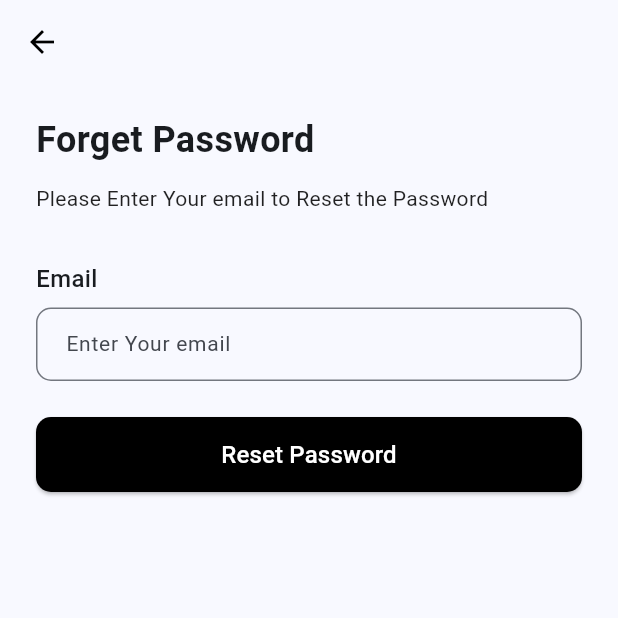
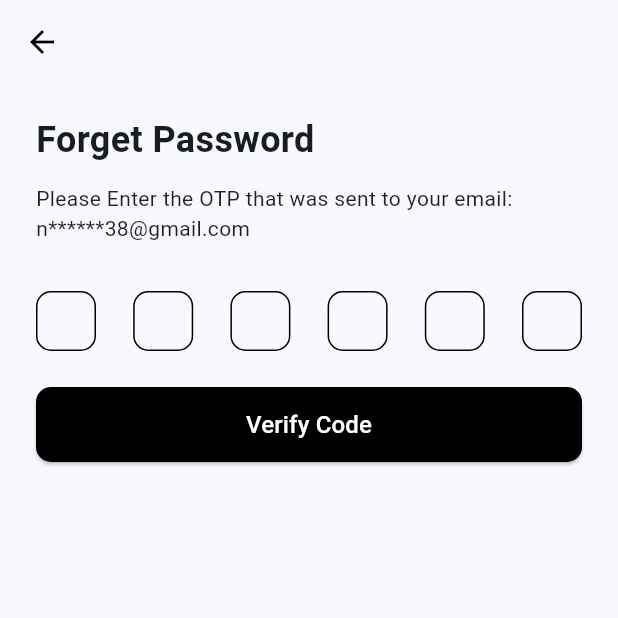
Before and after one commit to SreypichChheang/Flutter-Project, a Flutter app: the ForgetPasswordPage screen opened directly, after a tap on "Reset Password", on a phone screen of 412 x 824 dp, the top half of it. Run offline on Flutter 3.47's test engine with Material 3 defaults, Android fonts, the phone set to English and light mode, and no system bars; our stand-ins replace cloud_firestore, firebase_auth, firebase_core, google_fonts, google_sign_in, image_picker; missing offline and left inert: mobile_scanner; accounts and stored records are empty; network calls fail.

Commit message:
update UI

```diff
--- a/lib/account/edit_profile.dart
+++ b/lib/account/edit_profile.dart
@@ -59,7 +59,7 @@ class _EditProfileScreenState extends State<EditProfileScreen> {
         return NetworkImage(_selectedImageUrl!);
       }
     }
-    return const NetworkImage('https://picsum.photos/200/200?random=1');
+    return const AssetImage('assets/images/default_user_icon.png');
   }
 
   void _showImageSourceDialog() {
--- a/lib/authentication/forget_password.dart
+++ b/lib/authentication/forget_password.dart
@@ -1,4 +1,6 @@
 import 'package:flutter/material.dart';
+
+import 'otp_verification.dart';
 
 class ForgetPasswordPage extends StatelessWidget {
   final TextEditingController _emailController = TextEditingController();
@@ -62,14 +64,17 @@ class ForgetPasswordPage extends StatelessWidget {
                 ),
               ),
             ),
-
             const SizedBox(height: 24),
             SizedBox(
               width: double.infinity,
               height: 50,
               child: ElevatedButton(
                 onPressed: () {
-                  // reset password logic
+                  // Navigate to OTP screen after email submission
+                  Navigator.push(
+                    context,
+                    MaterialPageRoute(builder: (context) => OtpScreen()),
+                  );
                 },
                 style: ElevatedButton.styleFrom(
                   backgroundColor: Colors.black,
--- a/lib/authentication/otp_verification.dart
+++ b/lib/authentication/otp_verification.dart
@@ -0,0 +1,167 @@
+import 'package:flutter/material.dart';
+
+class OtpScreen extends StatefulWidget {
+  const OtpScreen({super.key});
+
+  @override
+  _OtpScreenState createState() => _OtpScreenState();
+}
+
+class _OtpScreenState extends State<OtpScreen> {
+  // Controllers for each OTP field
+  final TextEditingController _otpController1 = TextEditingController();
+  final TextEditingController _otpController2 = TextEditingController();
+  final TextEditingController _otpController3 = TextEditingController();
+  final TextEditingController _otpController4 = TextEditingController();
+  final TextEditingController _otpController5 = TextEditingController();
+  final TextEditingController _otpController6 = TextEditingController();
+
+  // Focus nodes to manage the focus of each input field
+  final FocusNode _focusNode1 = FocusNode();
+  final FocusNode _focusNode2 = FocusNode();
+  final FocusNode _focusNode3 = FocusNode();
+  final FocusNode _focusNode4 = FocusNode();
+  final FocusNode _focusNode5 = FocusNode();
+  final FocusNode _focusNode6 = FocusNode();
+
+  @override
+  void dispose() {
+    // Dispose of the controllers and focus nodes
+    _otpController1.dispose();
+    _otpController2.dispose();
+    _otpController3.dispose();
+    _otpController4.dispose();
+    _otpController5.dispose();
+    _otpController6.dispose();
+    _focusNode1.dispose();
+    _focusNode2.dispose();
+    _focusNode3.dispose();
+    _focusNode4.dispose();
+    _focusNode5.dispose();
+    _focusNode6.dispose();
+    super.dispose();
+  }
+
+  // Function to verify the OTP entered
+  void _verifyOtp() {
+    String otp = _otpController1.text +
+        _otpController2.text +
+        _otpController3.text +
+        _otpController4.text +
+        _otpController5.text +
+        _otpController6.text;
+
+    if (otp.length == 6) {
+      // Perform OTP verification here
+      print("OTP Entered: $otp");
+      // Implement your OTP verification logic (e.g., send it to a backend)
+      ScaffoldMessenger.of(context).showSnackBar(
+        const SnackBar(content: Text("OTP Verified Successfully!")),
+      );
+    } else {
+      ScaffoldMessenger.of(context).showSnackBar(
+        const SnackBar(content: Text("Please enter a valid 6-digit OTP.")),
+      );
+    }
+  }
+
+  @override
+  Widget build(BuildContext context) {
+    return Scaffold(
+      appBar: AppBar(
+        leading: IconButton(
+          icon: const Icon(Icons.arrow_back, color: Colors.black),
+          onPressed: () => Navigator.of(context).pop(),
+        ),
+        elevation: 0,
+        backgroundColor: Colors.transparent,
+      ),
+      body: Padding(
+        padding: const EdgeInsets.symmetric(horizontal: 24),
+        child: Column(
+          crossAxisAlignment: CrossAxisAlignment.start,
+          children: [
+            const SizedBox(height: 20),
+            const Text(
+              "Forget Password",
+              style: TextStyle(
+                fontSize: 24,
+                fontWeight: FontWeight.bold,
+              ),
+            ),
+            const SizedBox(height: 12),
+            const Text(
+              "Please Enter the OTP that was sent to your email: n******38@gmail.com",
+              style: TextStyle(
+                fontSize: 14,
+                color: Colors.black87,
+              ),
+            ),
+            const SizedBox(height: 32),
+            Row(
+              mainAxisAlignment: MainAxisAlignment.spaceBetween,
+              children: [
+                // OTP TextFields
+                _otpTextField(_otpController1, _focusNode1, _focusNode2),
+                _otpTextField(_otpController2, _focusNode2, _focusNode3),
+                _otpTextField(_otpController3, _focusNode3, _focusNode4),
+                _otpTextField(_otpController4, _focusNode4, _focusNode5),
+                _otpTextField(_otpController5, _focusNode5, _focusNode6),
+                _otpTextField(_otpController6, _focusNode6, null),
+              ],
+            ),
+            const SizedBox(height: 24),
+            SizedBox(
+              width: double.infinity,
+              height: 50,
+              child: ElevatedButton(
+                onPressed: _verifyOtp,
+                style: ElevatedButton.styleFrom(
+                  backgroundColor: Colors.black,
+                  shape: RoundedRectangleBorder(
+                    borderRadius: BorderRadius.circular(10),
+                  ),
+                ),
+                child: const Text(
+                  "Verify Code",
+                  style: TextStyle(fontSize: 16, color: Colors.white),
+                ),
+              ),
+            ),
+          ],
+        ),
+      ),
+    );
+  }
+
+  // Helper method to create OTP text fields
+  Widget _otpTextField(TextEditingController controller, FocusNode focusNode, FocusNode? nextFocusNode) {
+    return Container(
+      width: 40,
+      height: 40,
+      decoration: BoxDecoration(
+        border: Border.all(color: Colors.black, width: 1),
+        borderRadius: BorderRadius.circular(10),
+      ),
+      child: Center(
+        child: TextField(
+          controller: controller,
+          focusNode: focusNode,
+          textAlign: TextAlign.center,
+          maxLength: 1,
+          keyboardType: TextInputType.number,
+          decoration: const InputDecoration(
+            border: InputBorder.none,
+            counterText: "",
+          ),
+          onChanged: (value) {
+            // Move focus to the next field when a character is entered
+            if (value.isNotEmpty && nextFocusNode != null) {
+              FocusScope.of(context).requestFocus(nextFocusNode);
+            }
+          },
+        ),
+      ),
+    );
+  }
+}
--- a/pubspec.yaml
+++ b/pubspec.yaml
@@ -47,6 +47,7 @@ dependencies:
   url_launcher: ^6.3.1
   mobile_scanner: ^7.0.1
   google_fonts: ^6.2.1
+  firebase_storage: ^12.4.7
 
 dev_dependencies:
   flutter_test:
@@ -83,6 +84,7 @@ flutter:
      - assets/images/lightning_bolt.png
      - assets/images/cat.jpg
      - assets/images/about.png
+     - assets/images/default_user_icon.png
 
   # An image asset can refer to one or more resolution-specific "variants", see
   # https://flutter.dev/to/resolution-aware-images
```
Also changed, not shown: lib/account/profile_screen.dart (+54 -41 lines), lib/dashboard/home_page.dart (+7 -2 lines), lib/setting/favorite.dart (+5 -4 lines), lib/setting/settings_screen.dart (+112 -74 lines), assets/images/default_user_icon.png (added), pubspec.lock, 3 other files.
